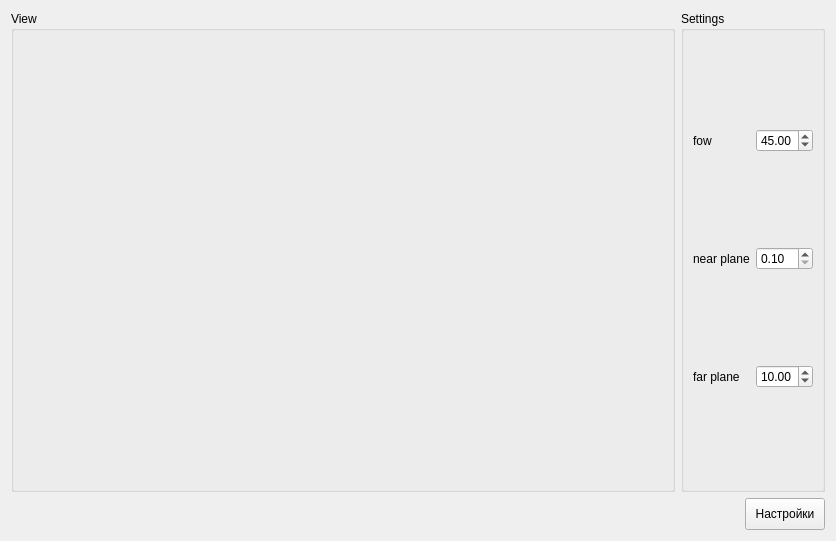
This is opengl1/mainwidget.ui in mik-git/opengl as Qt 5 draws it before an edit. The edited form follows.
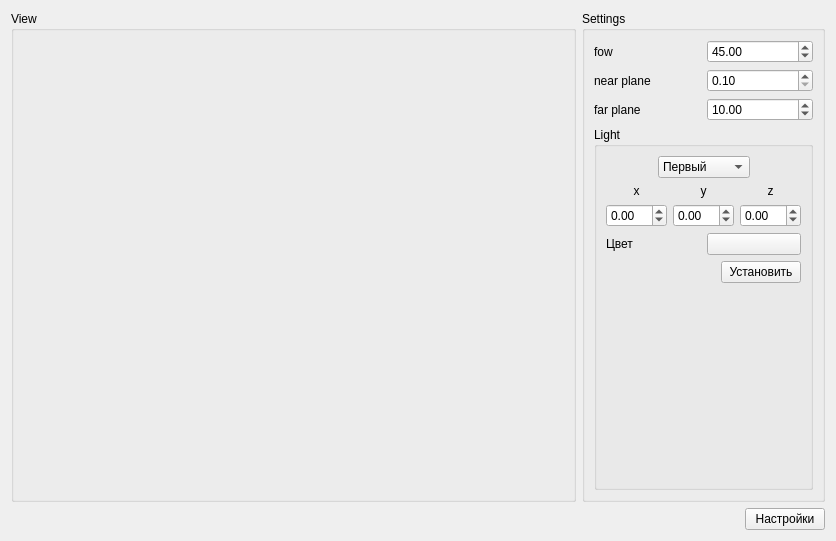
This is the edited form.

Commit message: [OGLWidget] add: control lights

Patch:
```diff
--- a/opengl1/mainwidget.ui
+++ b/opengl1/mainwidget.ui
@@ -13,9 +13,9 @@
   <property name="windowTitle">
    <string>Form</string>
   </property>
-  <layout class="QGridLayout" name="gridLayout_4">
+  <layout class="QGridLayout" name="gridLayout_11">
    <item row="0" column="0">
-    <layout class="QGridLayout" name="gridLayout_3">
+    <layout class="QGridLayout" name="gridLayout_10">
      <item row="0" column="0">
       <widget class="QGroupBox" name="viewBox">
        <property name="sizePolicy">
@@ -48,7 +48,7 @@
        <property name="title">
         <string>Settings</string>
        </property>
-       <layout class="QGridLayout" name="gridLayout_2">
+       <layout class="QGridLayout" name="gridLayout_9">
         <item row="0" column="0">
          <layout class="QHBoxLayout" name="horizontalLayout">
           <item>
@@ -109,6 +109,187 @@
           </item>
          </layout>
         </item>
+        <item row="3" column="0">
+         <widget class="QGroupBox" name="groupBox">
+          <property name="title">
+           <string>Light</string>
+          </property>
+          <layout class="QGridLayout" name="gridLayout_8">
+           <item row="1" column="1">
+            <layout class="QGridLayout" name="gridLayout_3">
+             <item row="0" column="0">
+              <widget class="QLabel" name="yLabel">
+               <property name="text">
+                <string>y</string>
+               </property>
+               <property name="alignment">
+                <set>Qt::AlignCenter</set>
+               </property>
+              </widget>
+             </item>
+             <item row="1" column="0">
+              <widget class="QDoubleSpinBox" name="ySpinBox">
+               <property name="minimum">
+                <double>-99.000000000000000</double>
+               </property>
+              </widget>
+             </item>
+            </layout>
+           </item>
+           <item row="2" column="0" colspan="3">
+            <layout class="QGridLayout" name="gridLayout_6">
+             <item row="0" column="0">
+              <widget class="QLabel" name="label_4">
+               <property name="text">
+                <string>Цвет</string>
+               </property>
+              </widget>
+             </item>
+             <item row="0" column="1">
+              <widget class="QPushButton" name="colorButton">
+               <property name="text">
+                <string/>
+               </property>
+              </widget>
+             </item>
+            </layout>
+           </item>
+           <item row="1" column="2">
+            <layout class="QGridLayout" name="gridLayout_4">
+             <item row="0" column="0">
+              <widget class="QLabel" name="zLabel">
+               <property name="text">
+                <string>z</string>
+               </property>
+               <property name="alignment">
+                <set>Qt::AlignCenter</set>
+               </property>
+              </widget>
+             </item>
+             <item row="1" column="0">
+              <widget class="QDoubleSpinBox" name="zSpinBox">
+               <property name="minimum">
+                <double>-99.000000000000000</double>
+               </property>
+              </widget>
+             </item>
+            </layout>
+           </item>
+           <item row="3" column="0" colspan="3">
+            <layout class="QGridLayout" name="gridLayout_7">
+             <item row="0" column="0">
+              <spacer name="horizontalSpacer_4">
+               <property name="orientation">
+                <enum>Qt::Horizontal</enum>
+               </property>
+               <property name="sizeHint" stdset="0">
+                <size>
+                 <width>40</width>
+                 <height>20</height>
+                </size>
+               </property>
+              </spacer>
+             </item>
+             <item row="0" column="1">
+              <widget class="QPushButton" name="setButton">
+               <property name="text">
+                <string>Установить</string>
+               </property>
+              </widget>
+             </item>
+            </layout>
+           </item>
+           <item row="0" column="0" colspan="3">
+            <layout class="QGridLayout" name="gridLayout_5">
+             <item row="0" column="0">
+              <spacer name="horizontalSpacer_2">
+               <property name="orientation">
+                <enum>Qt::Horizontal</enum>
+               </property>
+               <property name="sizeHint" stdset="0">
+                <size>
+                 <width>40</width>
+                 <height>20</height>
+                </size>
+               </property>
+              </spacer>
+             </item>
+             <item row="0" column="1">
+              <widget class="QComboBox" name="lightNumberBox">
+               <item>
+                <property name="text">
+                 <string>Первый</string>
+                </property>
+               </item>
+               <item>
+                <property name="text">
+                 <string>Второй</string>
+                </property>
+               </item>
+               <item>
+                <property name="text">
+                 <string>Третий</string>
+                </property>
+               </item>
+               <item>
+                <property name="text">
+                 <string>Четвёртый</string>
+                </property>
+               </item>
+              </widget>
+             </item>
+             <item row="0" column="2">
+              <spacer name="horizontalSpacer_3">
+               <property name="orientation">
+                <enum>Qt::Horizontal</enum>
+               </property>
+               <property name="sizeHint" stdset="0">
+                <size>
+                 <width>40</width>
+                 <height>20</height>
+                </size>
+               </property>
+              </spacer>
+             </item>
+            </layout>
+           </item>
+           <item row="1" column="0">
+            <layout class="QGridLayout" name="gridLayout_2">
+             <item row="0" column="0">
+              <widget class="QLabel" name="xLabel">
+               <property name="text">
+                <string>x</string>
+               </property>
+               <property name="alignment">
+                <set>Qt::AlignCenter</set>
+               </property>
+              </widget>
+             </item>
+             <item row="1" column="0">
+              <widget class="QDoubleSpinBox" name="xSpinBox">
+               <property name="minimum">
+                <double>-99.000000000000000</double>
+               </property>
+              </widget>
+             </item>
+            </layout>
+           </item>
+           <item row="4" column="0">
+            <spacer name="verticalSpacer">
+             <property name="orientation">
+              <enum>Qt::Vertical</enum>
+             </property>
+             <property name="sizeHint" stdset="0">
+              <size>
+               <width>20</width>
+               <height>40</height>
+              </size>
+             </property>
+            </spacer>
+           </item>
+          </layout>
+         </widget>
+        </item>
        </layout>
       </widget>
      </item>
```
The commit also changes 7 other files.
